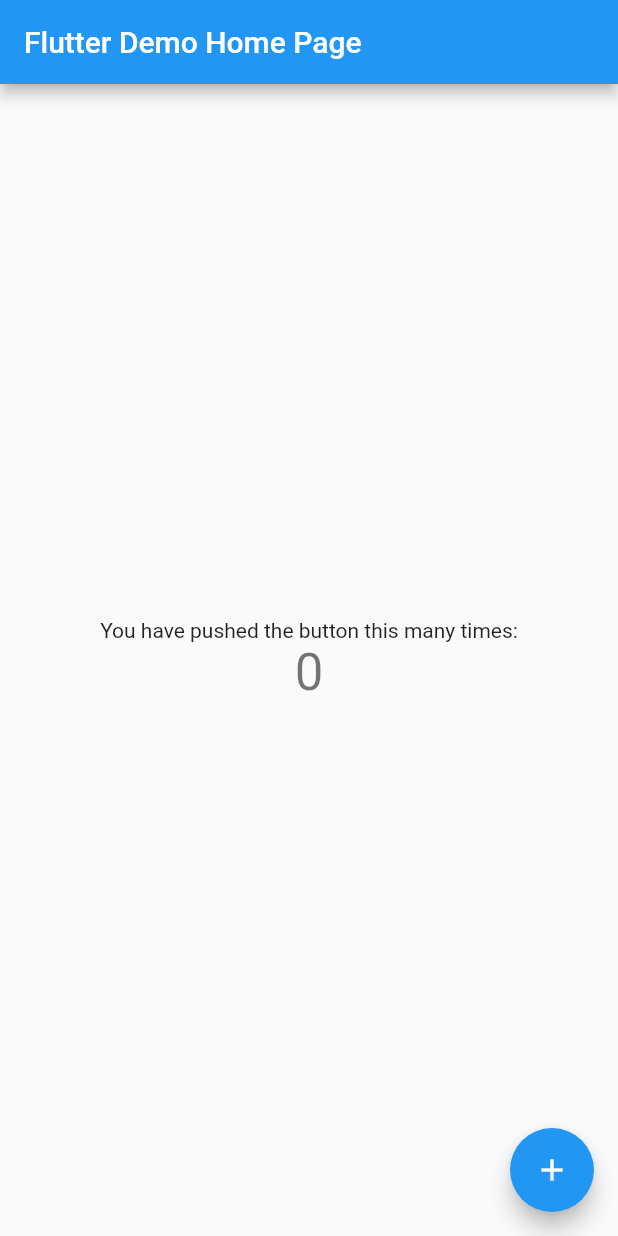
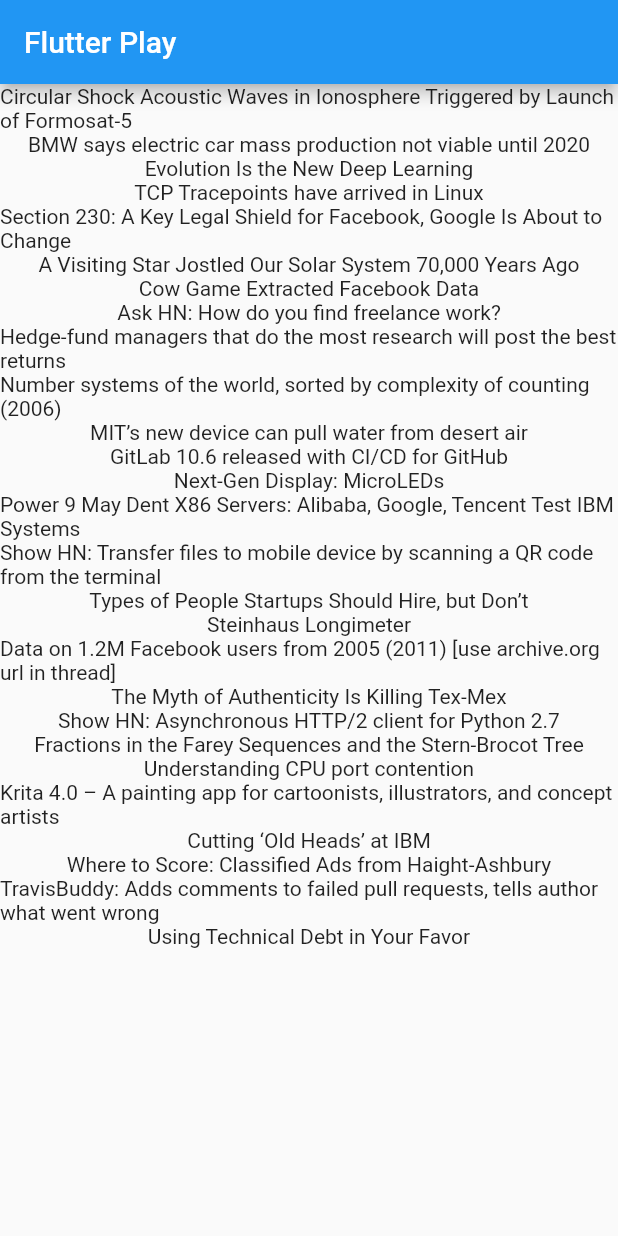
Before and after one commit to beaksickboy/HNew-PG, a Flutter app: the screen it shows after launch, on a phone screen of 412 x 824 dp. Run offline on Flutter 3.47's test engine with Material 2 defaults, Android fonts, the phone set to English and light mode, and no system bars.

Commit message:
Generate list of articles

```diff
--- a/lib/main.dart
+++ b/lib/main.dart
@@ -1,111 +1,5 @@
 import 'package:flutter/material.dart';
 
-void main() => runApp(MyApp());
+import './src/app.dart';
 
-class MyApp extends StatelessWidget {
-  // This widget is the root of your application.
-  @override
-  Widget build(BuildContext context) {
-    return MaterialApp(
-      title: 'Flutter Demo',
-      theme: ThemeData(
-        // This is the theme of your application.
-        //
-        // Try running your application with "flutter run". You'll see the
-        // application has a blue toolbar. Then, without quitting the app, try
-        // changing the primarySwatch below to Colors.green and then invoke
-        // "hot reload" (press "r" in the console where you ran "flutter run",
-        // or simply save your changes to "hot reload" in a Flutter IDE).
-        // Notice that the counter didn't reset back to zero; the application
-        // is not restarted.
-        primarySwatch: Colors.blue,
-      ),
-      home: MyHomePage(title: 'Flutter Demo Home Page'),
-    );
-  }
-}
-
-class MyHomePage extends StatefulWidget {
-  MyHomePage({Key key, this.title}) : super(key: key);
-
-  // This widget is the home page of your application. It is stateful, meaning
-  // that it has a State object (defined below) that contains fields that affect
-  // how it looks.
-
-  // This class is the configuration for the state. It holds the values (in this
-  // case the title) provided by the parent (in this case the App widget) and
-  // used by the build method of the State. Fields in a Widget subclass are
-  // always marked "final".
-
-  final String title;
-
-  @override
-  _MyHomePageState createState() => _MyHomePageState();
-}
-
-class _MyHomePageState extends State<MyHomePage> {
-  int _counter = 0;
-
-  void _incrementCounter() {
-    setState(() {
-      // This call to setState tells the Flutter framework that something has
-      // changed in this State, which causes it to rerun the build method below
-      // so that the display can reflect the updated values. If we changed
-      // _counter without calling setState(), then the build method would not be
-      // called again, and so nothing would appear to happen.
-      _counter++;
-    });
-  }
-
-  @override
-  Widget build(BuildContext context) {
-    // This method is rerun every time setState is called, for instance as done
-    // by the _incrementCounter method above.
-    //
-    // The Flutter framework has been optimized to make rerunning build methods
-    // fast, so that you can just rebuild anything that needs updating rather
-    // than having to individually change instances of widgets.
-    return Scaffold(
-      appBar: AppBar(
-        // Here we take the value from the MyHomePage object that was created by
-        // the App.build method, and use it to set our appbar title.
-        title: Text(widget.title),
-      ),
-      body: Center(
-        // Center is a layout widget. It takes a single child and positions it
-        // in the middle of the parent.
-        child: Column(
-          // Column is also layout widget. It takes a list of children and
-          // arranges them vertically. By default, it sizes itself to fit its
-          // children horizontally, and tries to be as tall as its parent.
-          //
-          // Invoke "debug painting" (press "p" in the console, choose the
-          // "Toggle Debug Paint" action from the Flutter Inspector in Android
-          // Studio, or the "Toggle Debug Paint" command in Visual Studio Code)
-          // to see the wireframe for each widget.
-          //
-          // Column has various properties to control how it sizes itself and
-          // how it positions its children. Here we use mainAxisAlignment to
-          // center the children vertically; the main axis here is the vertical
-          // axis because Columns are vertical (the cross axis would be
-          // horizontal).
-          mainAxisAlignment: MainAxisAlignment.center,
-          children: <Widget>[
-            Text(
-              'You have pushed the button this many times:',
-            ),
-            Text(
-              '$_counter',
-              style: Theme.of(context).textTheme.display1,
-            ),
-          ],
-        ),
-      ),
-      floatingActionButton: FloatingActionButton(
-        onPressed: _incrementCounter,
-        tooltip: 'Increment',
-        child: Icon(Icons.add),
-      ), // This trailing comma makes auto-formatting nicer for build methods.
-    );
-  }
-}
+void main() => runApp(App());
--- /dev/null
+++ b/lib/src/app.dart
@@ -0,0 +1,41 @@
+import 'package:flutter/material.dart';
+
+import './shared/models/article.dart';
+
+class App extends StatelessWidget {
+  // This widget is the root of your application.
+  @override
+  Widget build(BuildContext context) {
+    return MaterialApp(
+      title: 'Flutter Demo',
+      theme: ThemeData(
+        primarySwatch: Colors.blue,
+      ),
+      home: MyHomePage(title: 'Flutter Demo Home Page'),
+    );
+  }
+}
+
+class MyHomePage extends StatefulWidget {
+  MyHomePage({Key key, this.title}) : super(key: key);
+  final String title;
+
+  @override
+  _MyHomePageState createState() => _MyHomePageState();
+}
+
+class _MyHomePageState extends State<MyHomePage> {
+  final List<Article> _articles = articles;
+
+  @override
+  Widget build(BuildContext context) {
+    return Scaffold(
+      appBar: AppBar(
+        title: Text('Flutter Play'),
+      ),
+      body: Column(
+        children: _articles.map((article) => Text(article.text)).toList(),
+      ),
+    );
+  }
+}
--- /dev/null
+++ b/lib/src/shared/models/article.dart
@@ -0,0 +1,244 @@
+class Article {
+  final String text;
+  final String domain;
+  final String by;
+  final String age;
+  final int score;
+  final int commentsCount;
+
+  const Article(
+      {this.text,
+      this.domain,
+      this.by,
+      this.age,
+      this.score,
+      this.commentsCount});
+}
+
+final articles = [
+  new Article(
+    text:
+        "Circular Shock Acoustic Waves in Ionosphere Triggered by Launch of Formosat‐5",
+    domain: "wiley.com",
+    by: "zdw",
+    age: "3 hours",
+    score: 177,
+    commentsCount: 62,
+  ),
+  new Article(
+    text: "BMW says electric car mass production not viable until 2020",
+    domain: "reuters.com",
+    by: "Mononokay",
+    age: "2 hours",
+    score: 81,
+    commentsCount: 128,
+  ),
+  new Article(
+    text: "Evolution Is the New Deep Learning",
+    domain: "sentient.ai",
+    by: "jonbaer",
+    age: "4 hours",
+    score: 200,
+    commentsCount: 87,
+  ),
+  new Article(
+    text: "TCP Tracepoints have arrived in Linux",
+    domain: "brendangregg.com",
+    by: "brendangregg",
+    age: "1 hour",
+    score: 35,
+    commentsCount: 0,
+  ),
+  new Article(
+    text:
+        "Section 230: A Key Legal Shield for Facebook, Google Is About to Change",
+    domain: "npr.org",
+    by: "Mononokay",
+    age: "5 hours",
+    score: 156,
+    commentsCount: 66,
+  ),
+  new Article(
+    text: "A Visiting Star Jostled Our Solar System 70,000 Years Ago",
+    domain: "gizmodo.com",
+    by: "rbanffy",
+    age: "7 hours",
+    score: 175,
+    commentsCount: 60,
+  ),
+  new Article(
+    text: "Cow Game Extracted Facebook Data",
+    domain: "theatlantic.com",
+    by: "jameshart",
+    age: "1 hour",
+    score: 125,
+    commentsCount: 56,
+  ),
+  new Article(
+    text: "Ask HN: How do you find freelance work?",
+    domain: "",
+    by: "i_am_nobody",
+    age: "2 hours",
+    score: 82,
+    commentsCount: 43,
+  ),
+  new Article(
+    text:
+        "Hedge-fund managers that do the most research will post the best returns",
+    domain: "cnbc.com",
+    by: "anonu",
+    age: "6 hours",
+    score: 149,
+    commentsCount: 126,
+  ),
+  new Article(
+    text:
+        "Number systems of the world, sorted by complexity of counting (2006)",
+    domain: "airnet.ne.jp",
+    by: "ColinWright",
+    age: "8 hours",
+    score: 196,
+    commentsCount: 90,
+  ),
+  new Article(
+    text: "MIT’s new device can pull water from desert air",
+    domain: "techcrunch.com",
+    by: "evo_9",
+    age: "43 minutes",
+    score: 11,
+    commentsCount: 11,
+  ),
+  new Article(
+    text: "GitLab 10.6 released with CI/CD for GitHub",
+    domain: "gitlab.com",
+    by: "rbanffy",
+    age: "4 hours",
+    score: 177,
+    commentsCount: 62,
+  ),
+  new Article(
+    text: "Next-Gen Display: MicroLEDs",
+    domain: "ieee.org",
+    by: "rbanffy",
+    age: "5 hours",
+    score: 72,
+    commentsCount: 39,
+  ),
+  new Article(
+    text:
+        "Power 9 May Dent X86 Servers: Alibaba, Google, Tencent Test IBM Systems",
+    domain: "eetimes.com",
+    by: "bcaulfield",
+    age: "3 hours",
+    score: 52,
+    commentsCount: 50,
+  ),
+  new Article(
+    text:
+        "Show HN: Transfer files to mobile device by scanning a QR code from the terminal",
+    domain: "github.com",
+    by: "daw___",
+    age: "7 hours",
+    score: 143,
+    commentsCount: 35,
+  ),
+  new Article(
+    text: "Types of People Startups Should Hire, but Don’t",
+    domain: "trifinlabs.com",
+    by: "Shanerostad",
+    age: "1 hour",
+    score: 31,
+    commentsCount: 27,
+  ),
+  new Article(
+    text: "Steinhaus Longimeter",
+    domain: "fairfield.edu",
+    by: "ColinWright",
+    age: "8 hours",
+    score: 85,
+    commentsCount: 16,
+  ),
+  new Article(
+    text:
+        "Data on 1.2M Facebook users from 2005 (2011) [use archive.org url in thread]",
+    domain: "michaelzimmer.org",
+    by: "feelin_googley",
+    age: "1 hour",
+    score: 72,
+    commentsCount: 19,
+  ),
+  new Article(
+    text: "The Myth of Authenticity Is Killing Tex-Mex",
+    domain: "eater.com",
+    by: "samclemens",
+    age: "10 hours",
+    score: 121,
+    commentsCount: 128,
+  ),
+  new Article(
+    text: "Show HN: Asynchronous HTTP/2 client for Python 2.7",
+    domain: "github.com",
+    by: "vsmhn",
+    age: "8 hours",
+    score: 75,
+    commentsCount: 51,
+  ),
+  new Article(
+    text: "Fractions in the Farey Sequences and the Stern-Brocot Tree",
+    domain: "surrey.ac.uk",
+    by: "fanf2",
+    age: "6 hours",
+    score: 45,
+    commentsCount: 7,
+  ),
+  new Article(
+    text: "Understanding CPU port contention",
+    domain: "dendibakh.github.io",
+    by: "matt_d",
+    age: "10 hours",
+    score: 96,
+    commentsCount: 13,
+  ),
+  new Article(
+    text:
+        "Krita 4.0 – A painting app for cartoonists, illustrators, and concept artists",
+    domain: "krita.org",
+    by: "reddotX",
+    age: "9 hours",
+    score: 435,
+    commentsCount: 125,
+  ),
+  new Article(
+    text: "Cutting ‘Old Heads’ at IBM",
+    domain: "propublica.org",
+    by: "mwexler",
+    age: "7 hours",
+    score: 287,
+    commentsCount: 240,
+  ),
+  new Article(
+    text: "Where to Score: Classified Ads from Haight-Ashbury",
+    domain: "theparisreview.org",
+    by: "tintinnabula",
+    age: "7 hours",
+    score: 47,
+    commentsCount: 12,
+  ),
+  new Article(
+    text:
+        "TravisBuddy: Adds comments to failed pull requests, tells author what went wrong",
+    domain: "github.com",
+    by: "bluzi",
+    age: "8 hours",
+    score: 37,
+    commentsCount: 26,
+  ),
+  new Article(
+    text: "Using Technical Debt in Your Favor",
+    domain: "gitconnected.com",
+    by: "treyhuffine",
+    age: "7 hours",
+    score: 140,
+    commentsCount: 123,
+  )
+];
```
